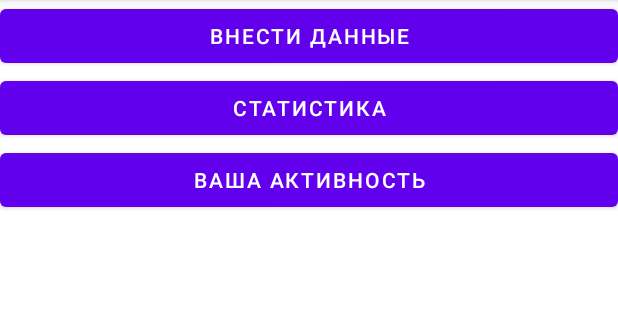
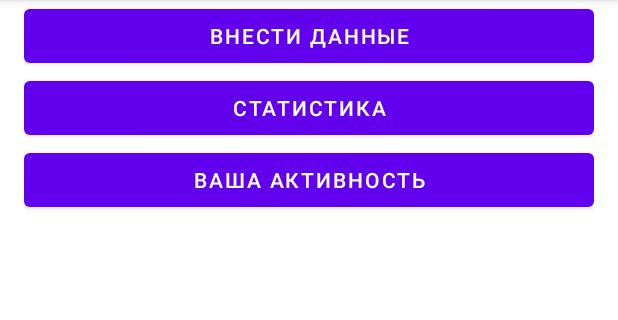
Before and after one commit to soQold/Lifeline, an Android app: the DefaultActivity screen opened directly, with no data from a screen before it, on a phone screen of 412 x 824 dp, the part 84-404 px from its top. Run offline under Robolectric (Android 15) with nearby library versions, the phone set to English and light mode, and no system bars; our stand-ins replace Timber, data binding.

Commit message:
implemented menu

```diff
--- a/app/src/main/res/layout/default_activity.xml
+++ b/app/src/main/res/layout/default_activity.xml
@@ -19,6 +19,7 @@
                 android:name="androidx.navigation.fragment.NavHostFragment"
                 android:layout_width="match_parent"
                 android:layout_height="match_parent"
+                android:layout_marginHorizontal="@dimen/margin_std"
                 app:defaultNavHost="true"
                 app:navGraph="@navigation/nav"
                 tools:background="@color/darkGrey" />
--- a/app/src/main/res/menu/default_menu.xml
+++ b/app/src/main/res/menu/default_menu.xml
@@ -1,4 +1,8 @@
 <?xml version="1.0" encoding="utf-8"?>
 <menu xmlns:android="http://schemas.android.com/apk/res/android">
-
+    <item android:id="@+id/itemMain" android:title="@string/main_page"/>
+    <item android:id="@+id/itemProfile" android:title="@string/cabinet"/>
+    <item android:id="@+id/itemFill" android:title="@string/fill_data"/>
+    <item android:id="@+id/itemStatistics" android:title="@string/statistics"/>
+    <item android:id="@+id/itemActivity" android:title="@string/user_activity"/>
 </menu>
--- a/app/src/main/res/values/strings.xml
+++ b/app/src/main/res/values/strings.xml
@@ -32,7 +32,11 @@
     <string name="confirm">Подтвердить</string>
     <string name="hours">Часы</string>
     <string name="minutes">Минуты</string>
+    <string name="main_page">Главная страница</string>
+    <string name="cabinet">Личный кабинет</string>
 
+<!--    info strings-->
+    <string name="development_message">В разработке</string>
 <!--    status strings-->
     <string name="status_username_invalid">Некорректная почта или логин</string>
     <string name="status_password_invalid">Некорректный пароль</string>
```
Also changed, not shown: app/src/main/java/com/example/lifeline/presentation/BaseActivity.kt (+9 -4 lines), app/src/main/java/com/example/lifeline/presentation/ui/DefaultActivity.kt (+28 -1 lines).
